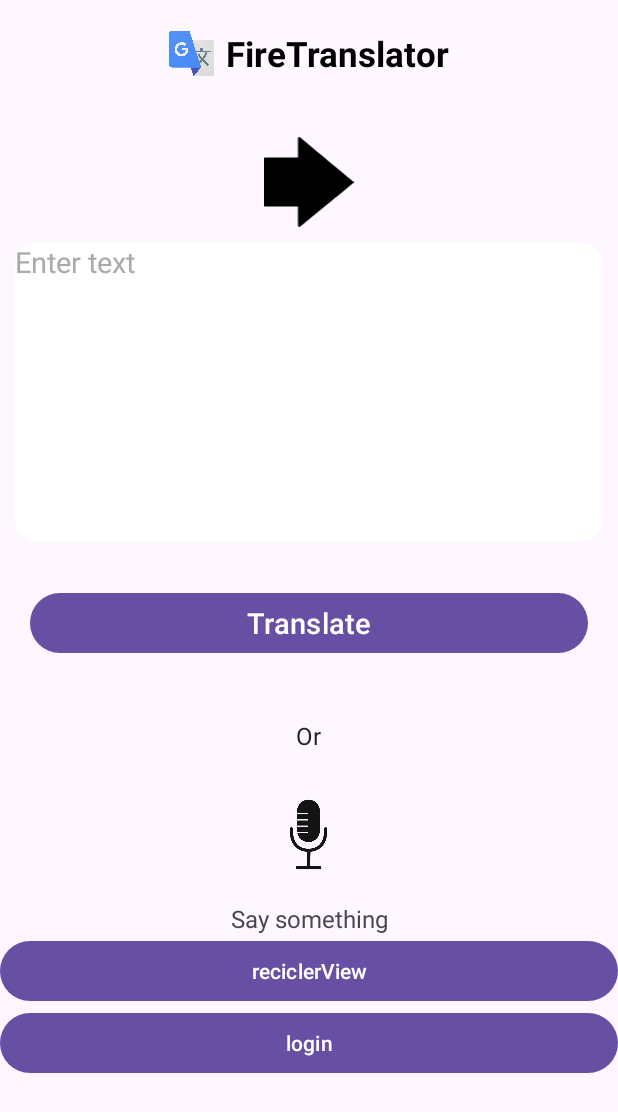
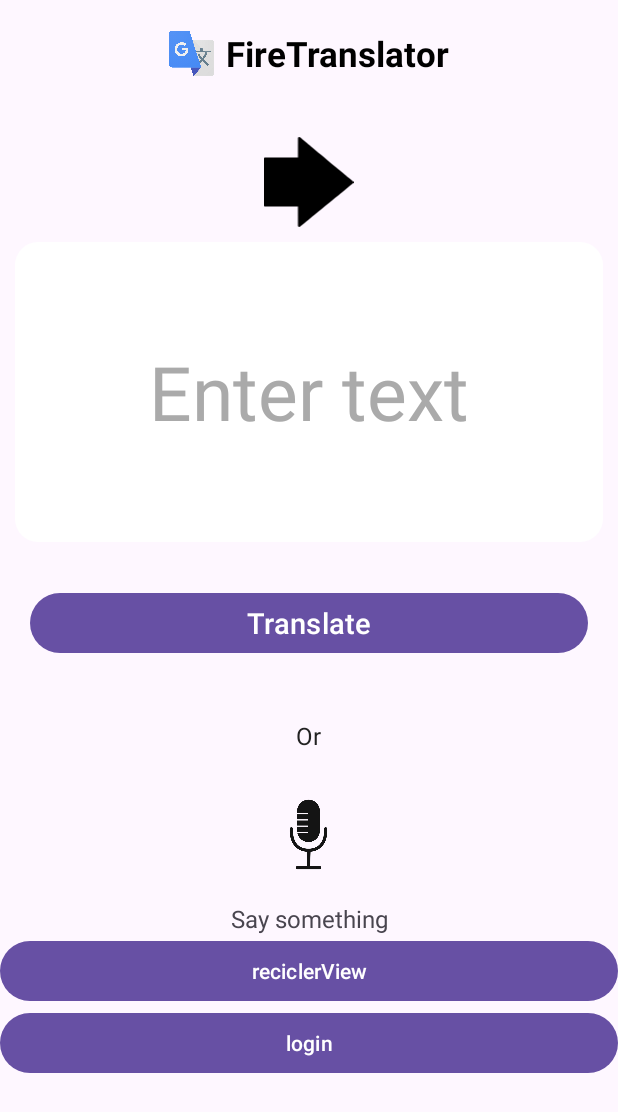
Before and after one commit to azubillagasdam1/LinguaForge, an Android app: the layout activity_main.xml on its own in the app's theme, with its tools: preview values and no code run, on a phone screen of 412 x 824 dp. Shown: the top 1112 px of the screen. Run offline under Robolectric (Android 15) with nearby library versions, the phone set to English and light mode, and no system bars.

Commit message:
Ultimos retoques del diseño

```diff
--- a/app/src/main/res/layout/activity_main.xml
+++ b/app/src/main/res/layout/activity_main.xml
@@ -59,6 +59,9 @@
                 android:id="@+id/idioma1TextView"
                 android:layout_margin="3dp"
                 android:padding="3dp"
+                android:text=""
+                android:textSize="40dp"
+                android:textAlignment="center"
                 android:layout_gravity="center" />
 
             <ImageView
@@ -75,6 +78,9 @@
                 android:id="@+id/idioma2TextView"
                 android:layout_margin="3dp"
                 android:padding="3dp"
+                android:text=""
+                android:textAlignment="center"
+                android:textSize="40dp"
                 android:layout_gravity="center" />
         </LinearLayout>
 
@@ -88,10 +94,12 @@
             android:importantForAutofill="no"
             android:inputType="textMultiLine"
             android:textColor="@color/black"
-            android:textSize="19sp"
-            android:gravity="top"
+            android:textSize="50sp"
+            android:textAlignment="center"
+            android:gravity="center"
             android:background="@drawable/background"
             android:textColorHint="@color/colorSecondary" />
+
 
         <com.google.android.material.button.MaterialButton
             android:layout_width="match_parent"
@@ -115,7 +123,7 @@
             android:layout_gravity="center"
             android:textAlignment="center"
             android:padding="16sp"
-            android:textSize="16sp"
+            android:textSize="30sp"
             android:textColor="@color/colorPrimary"
             android:letterSpacing="0.03"
             android:visibility="gone"/>
```
